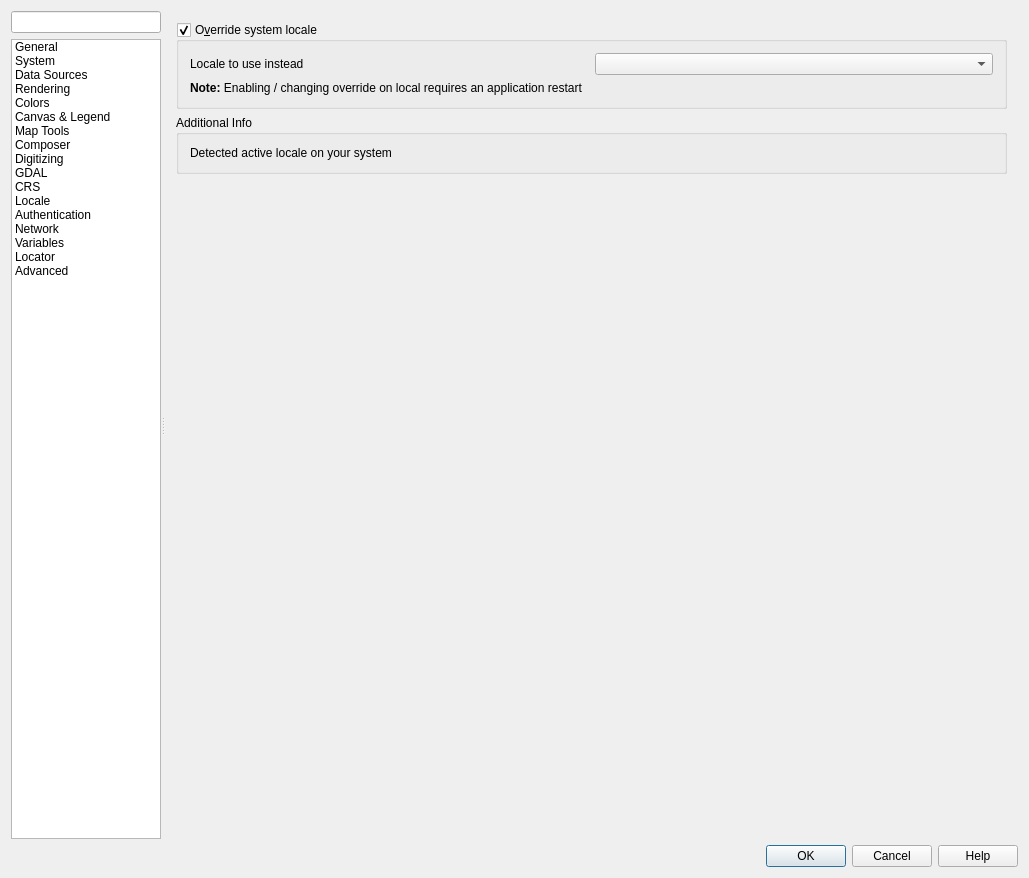
This is src/ui/qgsoptionsbase.ui in qgis/QGIS as Qt 5 draws it before an edit. The edited form follows.
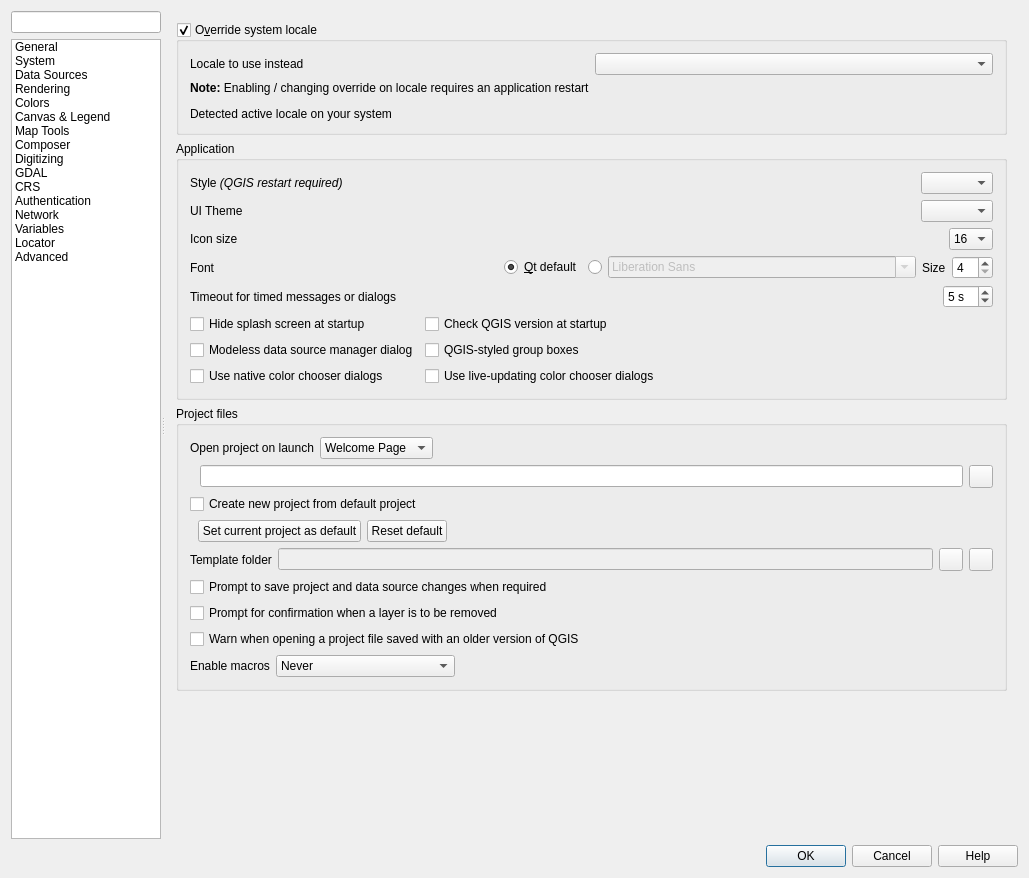
This is the edited form. The open tabs and pages were chosen to show the change. Icons and pictures are not drawn. Custom widgets are drawn as their Qt base class.

Commit message: [needs-docs] Move Locale tab to General tab

Diff of the .ui file:
```diff
--- a/src/ui/qgsoptionsbase.ui
+++ b/src/ui/qgsoptionsbase.ui
@@ -227,18 +227,6 @@
             <normaloff>:/images/themes/default/propertyicons/CRS.svg</normaloff>:/images/themes/default/propertyicons/CRS.svg</iconset>
           </property>
          </item>
-         <item>
-          <property name="text">
-           <string>Locale</string>
-          </property>
-          <property name="toolTip">
-           <string>Locale</string>
-          </property>
-          <property name="icon">
-           <iconset resource="../../images/images.qrc">
-            <normaloff>:/images/themes/default/propertyicons/locale.png</normaloff>:/images/themes/default/propertyicons/locale.png</iconset>
-          </property>
-         </item>
          <item>
           <property name="text">
            <string>Authentication</string>
@@ -354,6 +342,52 @@
                </rect>
               </property>
               <layout class="QVBoxLayout" name="verticalLayout_28">
+               <item>
+                <widget class="QgsCollapsibleGroupBox" name="grpLocale">
+                 <property name="title">
+                  <string>O&amp;verride system locale</string>
+                 </property>
+                 <property name="checkable">
+                  <bool>true</bool>
+                 </property>
+                 <layout class="QVBoxLayout">
+                  <property name="spacing">
+                   <number>12</number>
+                  </property>
+                  <item>
+                   <layout class="QGridLayout" name="gridLayout_25">
+                    <item row="0" column="0">
+                     <widget class="QLabel" name="label_5">
+                      <property name="text">
+                       <string>Locale to use instead</string>
+                      </property>
+                     </widget>
+                    </item>
+                    <item row="0" column="1">
+                     <widget class="QComboBox" name="cboLocale"/>
+                    </item>
+                    <item row="1" column="0" colspan="2">
+                     <widget class="QLabel" name="label_7">
+                      <property name="text">
+                       <string>&lt;b&gt;Note:&lt;/b&gt; Enabling / changing override on locale requires an application restart</string>
+                      </property>
+                      <property name="wordWrap">
+                       <bool>true</bool>
+                      </property>
+                     </widget>
+                    </item>
+                   </layout>
+                  </item>
+                  <item>
+                   <widget class="QLabel" name="lblSystemLocale">
+                    <property name="text">
+                     <string>Detected active locale on your system</string>
+                    </property>
+                   </widget>
+                  </item>
+                 </layout>
+                </widget>
+               </item>
                <item>
                 <widget class="QgsCollapsibleGroupBox" name="groupBox">
                  <property name="title">
@@ -960,7 +994,7 @@
                  <property name="sizeHint" stdset="0">
                   <size>
                    <width>20</width>
-                   <height>40</height>
+                   <height>0</height>
                   </size>
                  </property>
                 </spacer>
@@ -4757,105 +4791,6 @@
            </item>
           </layout>
          </widget>
-         <widget class="QWidget" name="mOptionsPageLocale">
-          <layout class="QVBoxLayout" name="verticalLayout_19">
-           <property name="leftMargin">
-            <number>0</number>
-           </property>
-           <property name="topMargin">
-            <number>0</number>
-           </property>
-           <property name="rightMargin">
-            <number>0</number>
-           </property>
-           <property name="bottomMargin">
-            <number>0</number>
-           </property>
-           <item>
-            <widget class="QgsScrollArea" name="mOptionsScrollArea_09">
-             <property name="frameShape">
-              <enum>QFrame::NoFrame</enum>
-             </property>
-             <property name="widgetResizable">
-              <bool>true</bool>
-             </property>
-             <widget class="QWidget" name="mOptionsScrollAreaContents_09">
-              <property name="geometry">
-               <rect>
-                <x>0</x>
-                <y>0</y>
-                <width>268</width>
-                <height>232</height>
-               </rect>
-              </property>
-              <layout class="QVBoxLayout" name="verticalLayout_32">
-               <item>
-                <widget class="QGroupBox" name="grpLocale">
-                 <property name="title">
-                  <string>O&amp;verride system locale</string>
-                 </property>
-                 <property name="checkable">
-                  <bool>true</bool>
-                 </property>
-                 <layout class="QGridLayout" name="_12">
-                  <item row="0" column="0">
-                   <widget class="QLabel" name="label_5">
-                    <property name="text">
-                     <string>Locale to use instead</string>
-                    </property>
-                   </widget>
-                  </item>
-                  <item row="0" column="1">
-                   <widget class="QComboBox" name="cboLocale"/>
-                  </item>
-                  <item row="1" column="0" colspan="2">
-                   <widget class="QLabel" name="label_7">
-                    <property name="text">
-                     <string>&lt;b&gt;Note:&lt;/b&gt; Enabling / changing override on local requires an application restart</string>
-                    </property>
-                    <property name="wordWrap">
-                     <bool>true</bool>
-                    </property>
-                   </widget>
-                  </item>
-                 </layout>
-                </widget>
-               </item>
-               <item>
-                <widget class="QGroupBox" name="groupBox_12">
-                 <property name="title">
-                  <string>Additional Info</string>
-                 </property>
-                 <layout class="QGridLayout" name="_13">
-                  <item row="0" column="0">
-                   <widget class="QLabel" name="lblSystemLocale">
-                    <property name="text">
-                     <string>Detected active locale on your system</string>
-                    </property>
-                   </widget>
-                  </item>
-                 </layout>
-                </widget>
-               </item>
-               <item>
-                <spacer name="verticalSpacer_2">
-                 <property name="orientation">
-                  <enum>Qt::Vertical</enum>
-                 </property>
-                 <property name="sizeHint" stdset="0">
-                  <size>
-                   <width>20</width>
-                   <height>40</height>
-                  </size>
-                 </property>
-                </spacer>
-               </item>
-              </layout>
-             </widget>
-            </widget>
-           </item>
-          </layout>
-         </widget>
          <widget class="QWidget" name="mOptionsPageAuth">
           <layout class="QVBoxLayout" name="verticalLayout_45">
            <property name="bottomMargin">
@@ -5405,12 +5340,23 @@
  </widget>
  <layoutdefault spacing="6" margin="11"/>
  <customwidgets>
+  <customwidget>
+   <class>QgsColorButton</class>
+   <extends>QToolButton</extends>
+   <header>qgscolorbutton.h</header>
+   <container>1</container>
+  </customwidget>
   <customwidget>
    <class>QgsScrollArea</class>
    <extends>QScrollArea</extends>
    <header>qgsscrollarea.h</header>
    <container>1</container>
   </customwidget>
+  <customwidget>
+   <class>QgsSpinBox</class>
+   <extends>QSpinBox</extends>
+   <header>qgsspinbox.h</header>
+  </customwidget>
   <customwidget>
    <class>QgsCollapsibleGroupBox</class>
    <extends>QGroupBox</extends>
@@ -5439,17 +5385,6 @@
    <extends>QLineEdit</extends>
    <header>qgsfilterlineedit.h</header>
   </customwidget>
-  <customwidget>
-   <class>QgsColorButton</class>
-   <extends>QToolButton</extends>
-   <header>qgscolorbutton.h</header>
-   <container>1</container>
-  </customwidget>
-  <customwidget>
-   <class>QgsSpinBox</class>
-   <extends>QSpinBox</extends>
-   <header>qgsspinbox.h</header>
-  </customwidget>
   <customwidget>
    <class>QgsColorSchemeList</class>
    <extends>QWidget</extends>
```
Left out of the diff: 18 changed lines with no effect on the pictures.
